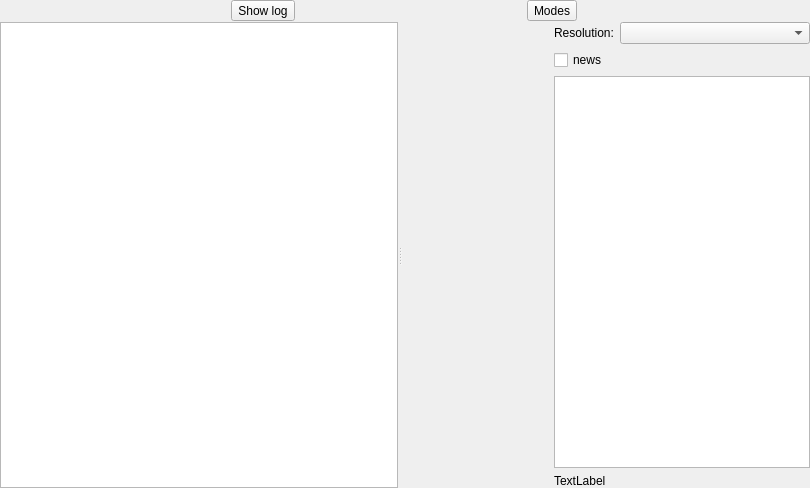
Old version of the form Viewer/src/LogLoadWidget.ui in the repository ecmwf/ecflow.
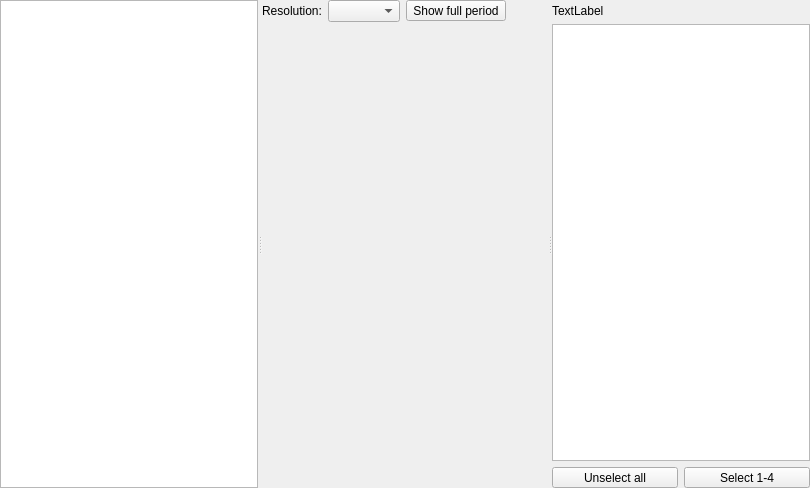
New version of the form. Icons and pictures are not drawn. Custom widgets are drawn as their Qt base class.

Commit message: ecFlowUI: add server load tab to info panel ECFLOW-1263

What changed in the file:
```diff
--- a/Viewer/src/LogLoadWidget.ui
+++ b/Viewer/src/LogLoadWidget.ui
@@ -22,9 +22,9 @@
   <property name="statusTip">
    <string/>
   </property>
-  <layout class="QVBoxLayout" name="verticalLayout_2" stretch="0,1">
+  <layout class="QVBoxLayout" name="verticalLayout">
    <property name="spacing">
-    <number>1</number>
+    <number>0</number>
    </property>
    <property name="leftMargin">
     <number>0</number>
@@ -38,24 +38,6 @@
    <property name="bottomMargin">
     <number>0</number>
    </property>
-   <item>
-    <layout class="QHBoxLayout" name="horizontalLayout">
-     <item>
-      <widget class="QToolButton" name="toolButton">
-       <property name="text">
-        <string>Show log</string>
-       </property>
-      </widget>
-     </item>
-     <item>
-      <widget class="QToolButton" name="toolButton_2">
-       <property name="text">
-        <string>Modes</string>
-       </property>
-      </widget>
-     </item>
-    </layout>
-   </item>
    <item>
     <widget class="QSplitter" name="splitter">
      <property name="orientation">
@@ -90,41 +72,109 @@
        <bool>false</bool>
       </property>
      </widget>
-     <widget class="QWidget" name="layoutWidget">
-      <layout class="QHBoxLayout" name="horizontalLayout_2" stretch="1,0">
+     <widget class="QWidget" name="">
+      <layout class="QVBoxLayout" name="verticalLayout_4" stretch="0,1">
+       <item>
+        <layout class="QHBoxLayout" name="horizontalLayout">
+         <item>
+          <widget class="QLabel" name="label">
+           <property name="text">
+            <string>Resolution:</string>
+           </property>
+          </widget>
+         </item>
+         <item>
+          <widget class="QComboBox" name="resCombo"/>
+         </item>
+         <item>
+          <widget class="QToolButton" name="toolButton_3">
+           <property name="sizePolicy">
+            <sizepolicy hsizetype="Preferred" vsizetype="Fixed">
+             <horstretch>0</horstretch>
+             <verstretch>0</verstretch>
+            </sizepolicy>
+           </property>
+           <property name="text">
+            <string>Show full period</string>
+           </property>
+          </widget>
+         </item>
+         <item>
+          <spacer name="horizontalSpacer">
+           <property name="orientation">
+            <enum>Qt::Horizontal</enum>
+           </property>
+           <property name="sizeHint" stdset="0">
+            <size>
+             <width>40</width>
+             <height>20</height>
+            </size>
+           </property>
+          </spacer>
+         </item>
+        </layout>
+       </item>
        <item>
         <widget class="ServerLoadView" name="loadView" native="true"/>
        </item>
+      </layout>
+     </widget>
+     <widget class="QWidget" name="">
+      <layout class="QVBoxLayout" name="verticalLayout_3">
        <item>
-        <layout class="QVBoxLayout" name="verticalLayout">
+        <spacer name="verticalSpacer">
+         <property name="orientation">
+          <enum>Qt::Vertical</enum>
+         </property>
+         <property name="sizeType">
+          <enum>QSizePolicy::Fixed</enum>
+         </property>
+         <property name="sizeHint" stdset="0">
+          <size>
+           <width>20</width>
+           <height>4</height>
+          </size>
+         </property>
+        </spacer>
+       </item>
+       <item>
+        <widget class="QLabel" name="scanLabel">
+         <property name="text">
+          <string>TextLabel</string>
+         </property>
+        </widget>
+       </item>
+       <item>
+        <widget class="QTreeView" name="suiteTree"/>
+       </item>
+       <item>
+        <layout class="QHBoxLayout" name="horizontalLayout_2">
          <item>
-          <layout class="QHBoxLayout" name="horizontalLayout_3" stretch="0,1">
-           <item>
-            <widget class="QLabel" name="label">
-             <property name="text">
-              <string>Resolution:</string>
-             </property>
-            </widget>
-           </item>
-           <item>
-            <widget class="QComboBox" name="resCombo"/>
-           </item>
-          </layout>
-         </item>
-         <item>
-          <widget class="QCheckBox" name="newsCb">
+          <widget class="QToolButton" name="unselectSuitesTb">
+           <property name="sizePolicy">
+            <sizepolicy hsizetype="Preferred" vsizetype="Fixed">
+             <horstretch>0</horstretch>
+             <verstretch>0</verstretch>
+            </sizepolicy>
+           </property>
            <property name="text">
-            <string>news</string>
+            <string>Unselect all</string>
+           </property>
+           <property name="toolButtonStyle">
+            <enum>Qt::ToolButtonTextBesideIcon</enum>
            </property>
           </widget>
          </item>
          <item>
-          <widget class="QTreeView" name="suiteTree"/>
-         </item>
-         <item>
-          <widget class="QLabel" name="scanLabel">
+          <widget class="QToolButton" name="selectFourSuitesTb">
+           <property name="sizePolicy">
+            <sizepolicy hsizetype="Preferred" vsizetype="Fixed">
+             <horstretch>0</horstretch>
+             <verstretch>0</verstretch>
+            </sizepolicy>
+           </property>
            <property name="text">
-            <string>TextLabel</string>
+            <string>Select 1-4</string>
            </property>
           </widget>
          </item>
```
The commit also changes 4 other files.
